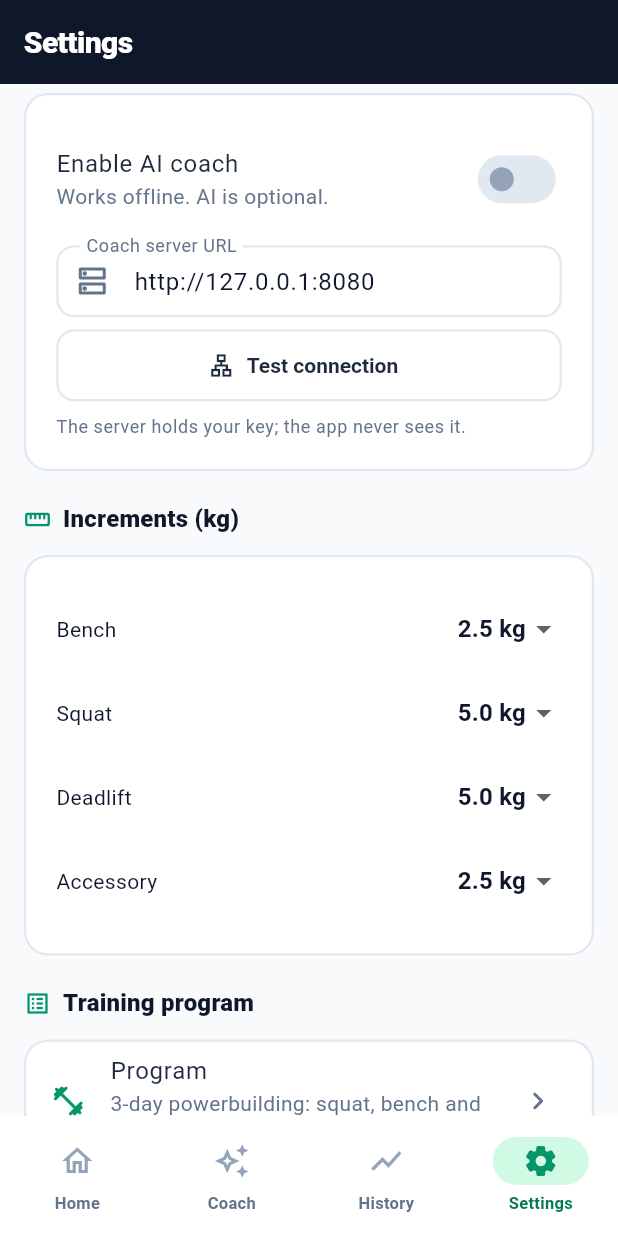
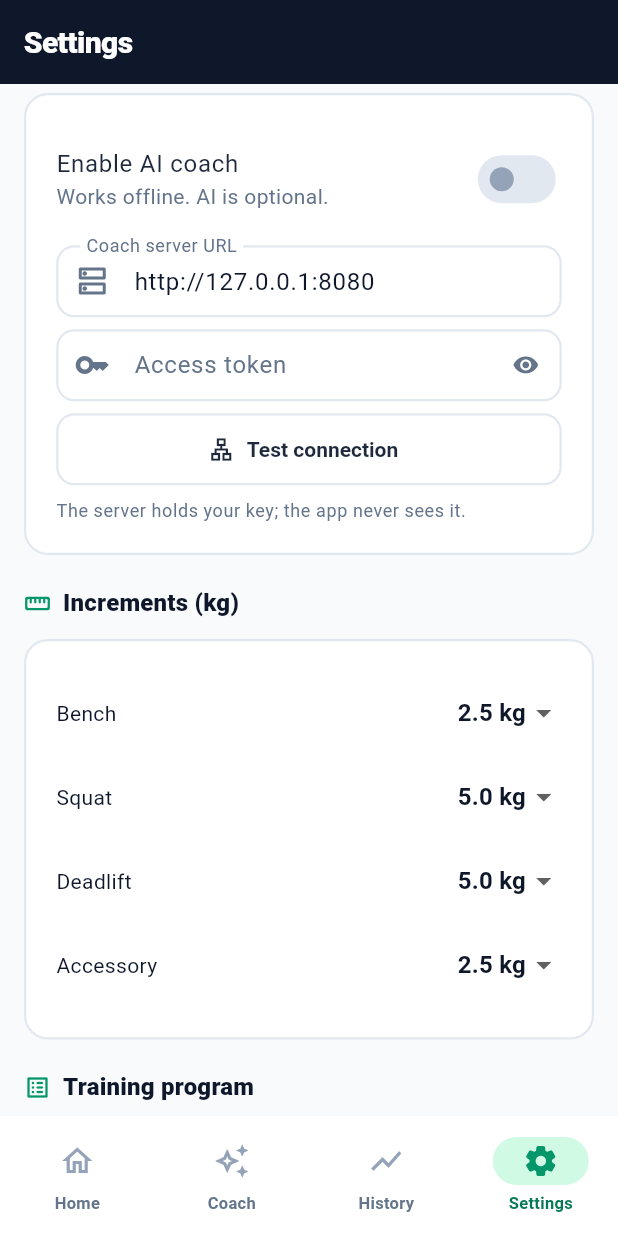
Before and after one commit to mariopp126/strongsense-ai, a Flutter app: the SettingsScreen screen opened by its route, scrolled down 576 dp, on a phone screen of 412 x 824 dp. Run offline on Flutter 3.47's test engine with Material 3 defaults, Android fonts, the phone set to English and light mode, and no system bars; our stand-ins replace fl_chart, flutter_riverpod, go_router, sembast, sembast_web.

Commit message:
feat(app): optional coach bearer token + Authorization header (#6)

```diff
--- a/apps/strongsense/lib/data/remote/coach_api_client.dart
+++ b/apps/strongsense/lib/data/remote/coach_api_client.dart
@@ -43,24 +43,31 @@ String normalizeCoachBaseUrl(String raw) {
 }
 
 class CoachApiClient {
-  CoachApiClient({required String baseUrl, http.Client? client})
-    : baseUrl = normalizeCoachBaseUrl(baseUrl),
-      _client = client ?? http.Client();
+  CoachApiClient({
+    required String baseUrl,
+    String coachToken = '',
+    http.Client? client,
+  }) : baseUrl = normalizeCoachBaseUrl(baseUrl),
+       _coachToken = coachToken,
+       _client = client ?? http.Client();
 
   final String baseUrl;
+  final String _coachToken;
   final http.Client _client;
 
   static const Duration planTimeout = Duration(seconds: 25);
   static const Duration healthTimeout = Duration(seconds: 6);
 
+  Map<String, String> baseHeaders() => <String, String>{
+    'accept': 'application/json',
+    if (_coachToken.isNotEmpty) 'Authorization': 'Bearer $_coachToken',
+  };
+
   Future<CoachHealth> health() async {
     final uri = Uri.parse('$baseUrl${CoachContract.healthPath}');
     try {
       final response = await _client
-          .get(
-            uri,
-            headers: const <String, String>{'accept': 'application/json'},
-          )
+          .get(uri, headers: baseHeaders())
           .timeout(healthTimeout);
       if (response.statusCode != 200) {
         throw _errorFromResponse(response);
@@ -84,20 +91,17 @@ class CoachApiClient {
   Future<CoachResponse> requestPlan(CoachRequest request) async {
     final uri = Uri.parse('$baseUrl${CoachContract.planPath}');
     final body = jsonEncode(request.toJson());
+    final headers = <String, String>{
+      'content-type': 'application/json; charset=utf-8',
+      ...baseHeaders(),
+    };
 
     http.Response? response;
     Object? lastError;
     for (var attempt = 0; attempt < 2; attempt++) {
       try {
         response = await _client
-            .post(
-              uri,
-              headers: const <String, String>{
-                'content-type': 'application/json; charset=utf-8',
-                'accept': 'application/json',
-              },
-              body: body,
-            )
+            .post(uri, headers: headers, body: body)
             .timeout(planTimeout);
         break;
       } on TimeoutException catch (error) {
@@ -120,6 +124,10 @@ class CoachApiClient {
       );
     }
 
+    if (response.statusCode == 401 || response.statusCode == 403) {
+      throw _authError(response.statusCode);
+    }
+
     if (response.statusCode != 200) {
       throw _errorFromResponse(response);
     }
@@ -134,6 +142,14 @@ class CoachApiClient {
       );
     }
   }
+
+  CoachApiException _authError(int statusCode) => CoachApiException(
+    code: 'auth_rejected',
+    message:
+        'The coach server rejected the access token. '
+        'Check your coach token or sign in again.',
+    statusCode: statusCode,
+  );
 
   CoachApiException _errorFromResponse(http.Response response) {
     var code = 'http_${response.statusCode}';
--- a/apps/strongsense/lib/features/settings/settings_screen.dart
+++ b/apps/strongsense/lib/features/settings/settings_screen.dart
@@ -22,8 +22,10 @@ class _SettingsScreenState extends ConsumerState<SettingsScreen> {
   late final TextEditingController _nameController;
   late final TextEditingController _urlController;
   late final TextEditingController _weightController;
+  late final TextEditingController _tokenController;
   Timer? _debounce;
   bool _testing = false;
+  bool _tokenVisible = false;
 
   @override
   void initState() {
@@ -31,6 +33,7 @@ class _SettingsScreenState extends ConsumerState<SettingsScreen> {
     final settings = ref.read(settingsControllerProvider);
     _nameController = TextEditingController(text: settings.userName);
     _urlController = TextEditingController(text: settings.coachBaseUrl);
+    _tokenController = TextEditingController(text: settings.coachToken);
     _weightController = TextEditingController(
       text: settings.bodyWeightKg == null
           ? ''
@@ -43,6 +46,7 @@ class _SettingsScreenState extends ConsumerState<SettingsScreen> {
     _debounce?.cancel();
     _nameController.dispose();
     _urlController.dispose();
+    _tokenController.dispose();
     _weightController.dispose();
     super.dispose();
   }
@@ -276,6 +280,32 @@ class _SettingsScreenState extends ConsumerState<SettingsScreen> {
                   ),
                 ),
                 const SizedBox(height: SsSpacing.sm),
+                TextField(
+                  key: const ValueKey<String>('coach-token'),
+                  controller: _tokenController,
+                  obscureText: !_tokenVisible,
+                  autocorrect: false,
+                  enableSuggestions: false,
+                  decoration: InputDecoration(
+                    labelText: l10n.settingsCoachToken,
+                    hintText: l10n.settingsCoachTokenHint,
+                    prefixIcon: const Icon(Icons.key_outlined),
+                    suffixIcon: IconButton(
+                      icon: Icon(
+                        _tokenVisible
+                            ? Icons.visibility_off_rounded
+                            : Icons.visibility_rounded,
+                        size: 18,
+                      ),
+                      onPressed: () =>
+                          setState(() => _tokenVisible = !_tokenVisible),
+                    ),
+                  ),
+                  onChanged: (value) => _debounced(
+                    () => _update(settings.copyWith(coachToken: value.trim())),
+                  ),
+                ),
+                const SizedBox(height: SsSpacing.sm),
                 OutlinedButton.icon(
                   onPressed: _testing ? null : _testConnection,
                   icon: _testing
--- a/apps/strongsense/lib/l10n/app_localizations.dart
+++ b/apps/strongsense/lib/l10n/app_localizations.dart
@@ -441,6 +441,11 @@ class AppLocalizations {
   String get settingsCoachHint => _es
       ? 'El servidor guarda tu clave; la app nunca la ve.'
       : 'The server holds your key; the app never sees it.';
+  String get settingsCoachToken => _es ? 'Token de acceso' : 'Access token';
+  String get settingsCoachTokenHint =>
+      _es ? 'Token para el servidor de coaching' : 'Coach server access token';
+  String get settingsCoachTokenShow => _es ? 'Mostrar' : 'Show';
+  String get settingsCoachTokenHide => _es ? 'Ocultar' : 'Hide';
 
   String dayTitle(String dayId, String title) {
     if (title.isNotEmpty) {
--- a/apps/strongsense/lib/state/providers.dart
+++ b/apps/strongsense/lib/state/providers.dart
@@ -54,7 +54,10 @@ final coachPlanRepositoryProvider = Provider<CoachPlanRepository>(
 
 final coachApiClientProvider = Provider<CoachApiClient>((ref) {
   final settings = ref.watch(settingsControllerProvider);
-  return CoachApiClient(baseUrl: settings.coachBaseUrl);
+  return CoachApiClient(
+    baseUrl: settings.coachBaseUrl,
+    coachToken: settings.coachToken,
+  );
 });
 
 final coachServiceProvider = Provider<CoachService>(
--- a/packages/strongsense_core/lib/src/models/app_settings.dart
+++ b/packages/strongsense_core/lib/src/models/app_settings.dart
@@ -11,6 +11,7 @@ class AppSettings {
     this.deloadPolicy = DeloadPolicy.everyFourthWeek,
     this.coachEnabled = false,
     this.coachBaseUrl = 'http://127.0.0.1:8080',
+    this.coachToken = '',
     this.theme = 'system',
     this.onboardingComplete = false,
     this.userName = '',
@@ -28,6 +29,7 @@ class AppSettings {
     ),
     coachEnabled: json.optBool('coachEnabled') ?? false,
     coachBaseUrl: json.optString('coachBaseUrl') ?? 'http://127.0.0.1:8080',
+    coachToken: json.optString('coachToken') ?? '',
     theme: json.optString('theme') ?? 'system',
     onboardingComplete: json.optBool('onboardingComplete') ?? false,
     userName: json.optString('userName') ?? '',
@@ -40,6 +42,7 @@ class AppSettings {
   final DeloadPolicy deloadPolicy;
   final bool coachEnabled;
   final String coachBaseUrl;
+  final String coachToken;
   final String theme;
   final bool onboardingComplete;
   final String userName;
@@ -55,6 +58,7 @@ class AppSettings {
     'deloadPolicy': deloadPolicy.wire,
     'coachEnabled': coachEnabled,
     'coachBaseUrl': coachBaseUrl,
+    'coachToken': coachToken,
     'theme': theme,
     'onboardingComplete': onboardingComplete,
     'userName': userName,
@@ -68,6 +72,7 @@ class AppSettings {
     DeloadPolicy? deloadPolicy,
     bool? coachEnabled,
     String? coachBaseUrl,
+    String? coachToken,
     String? theme,
     bool? onboardingComplete,
     String? userName,
@@ -81,6 +86,7 @@ class AppSettings {
       deloadPolicy: deloadPolicy ?? this.deloadPolicy,
       coachEnabled: coachEnabled ?? this.coachEnabled,
       coachBaseUrl: coachBaseUrl ?? this.coachBaseUrl,
+      coachToken: coachToken ?? this.coachToken,
       theme: theme ?? this.theme,
       onboardingComplete: onboardingComplete ?? this.onboardingComplete,
       userName: userName ?? this.userName,
```
Also changed, not shown: 2 other files.
